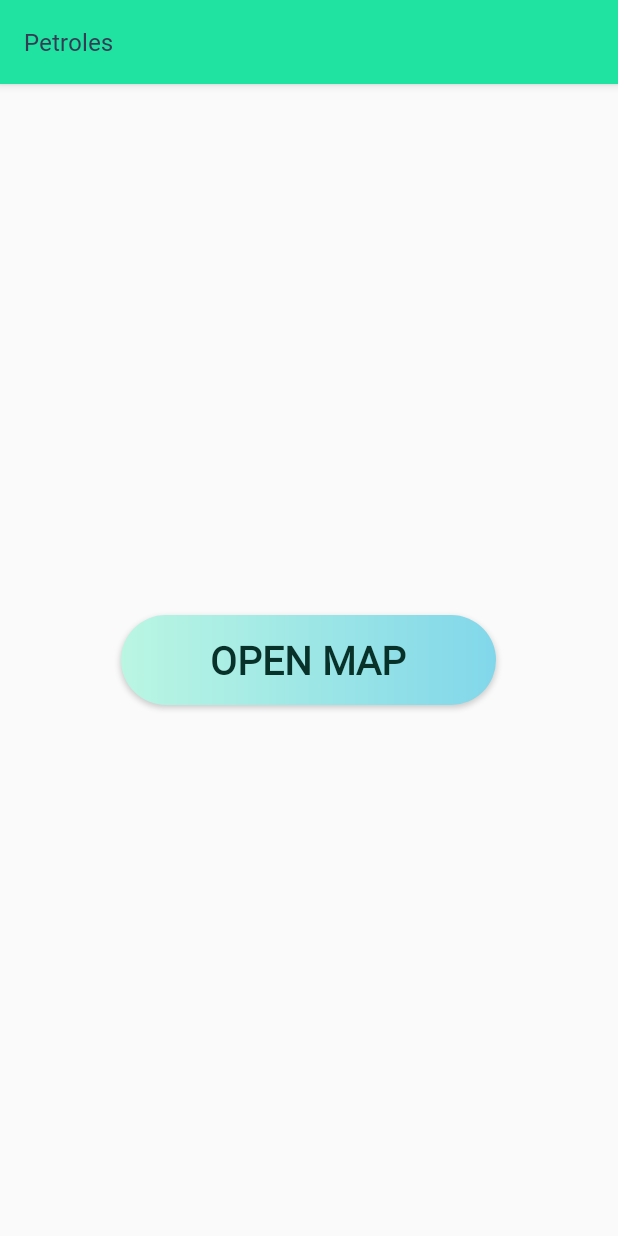
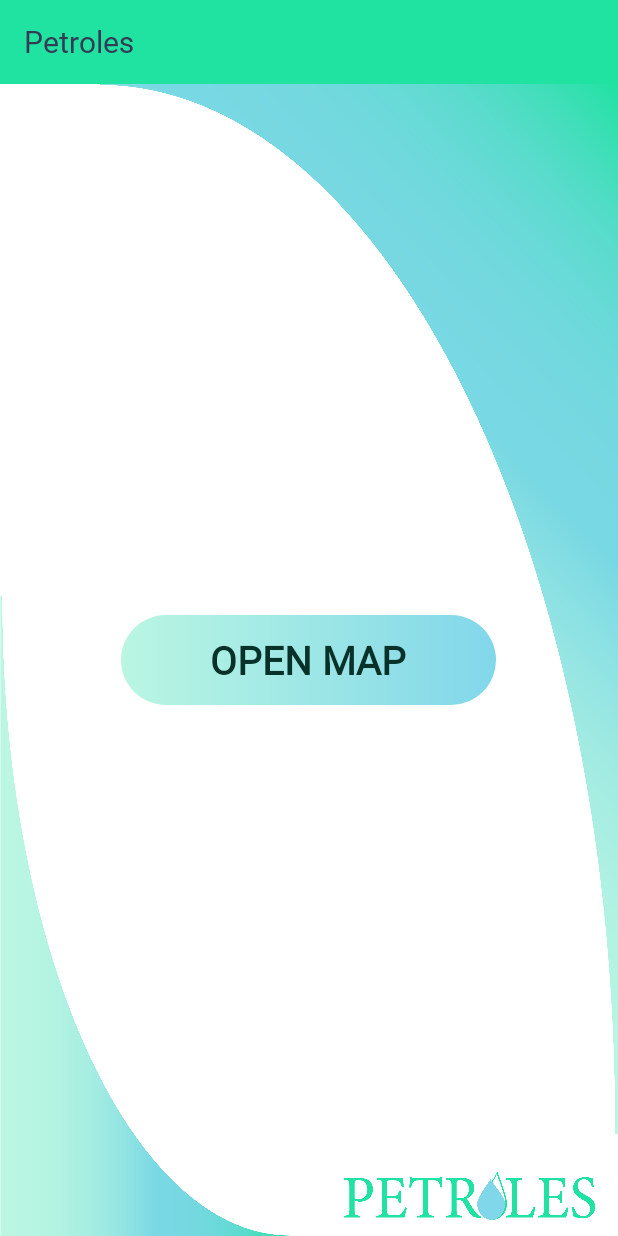
Before and after one commit to RitchieP/Petroles, an Android app: the screen it shows after launch (MainActivity), on a phone screen of 412 x 824 dp. Run offline under Robolectric (Android 15) with nearby library versions, the phone set to English and light mode, and no system bars.

Commit message:
Changes in main activity.

```diff
--- a/app/src/main/res/layout/activity_main.xml
+++ b/app/src/main/res/layout/activity_main.xml
@@ -1,20 +1,22 @@
 <?xml version="1.0" encoding="utf-8"?>
 <androidx.constraintlayout.widget.ConstraintLayout xmlns:android="http://schemas.android.com/apk/res/android"
-xmlns:app="http://schemas.android.com/apk/res-auto"
-xmlns:tools="http://schemas.android.com/tools"
-android:layout_width="match_parent"
-android:layout_height="match_parent"
-tools:context=".MainActivity">
+    xmlns:app="http://schemas.android.com/apk/res-auto"
+    xmlns:tools="http://schemas.android.com/tools"
+    android:layout_width="match_parent"
+    android:layout_height="match_parent"
+    android:background="@drawable/petroles_main_page_background"
+    tools:context=".MainActivity">
+
 
     <Button
         android:id="@+id/button_openMap"
         android:layout_width="250dp"
         android:layout_height="60dp"
+        android:background="@drawable/open_map_btn"
         android:text="Open Map"
+        android:textColor="@color/fence_green"
         android:textSize="26dp"
         android:textStyle="bold"
-        android:background="@drawable/open_map_btn"
-        android:textColor="@color/fence_green"
         app:layout_constraintBottom_toBottomOf="parent"
         app:layout_constraintEnd_toEndOf="parent"
         app:layout_constraintHorizontal_bias="0.498"
```
Also changed, not shown: app/src/main/res/values-night/themes.xml (+0 -7 lines), app/src/main/res/values/themes.xml (+0 -7 lines), app/src/main/res/drawable/petroles_main_page_background.png (added).
